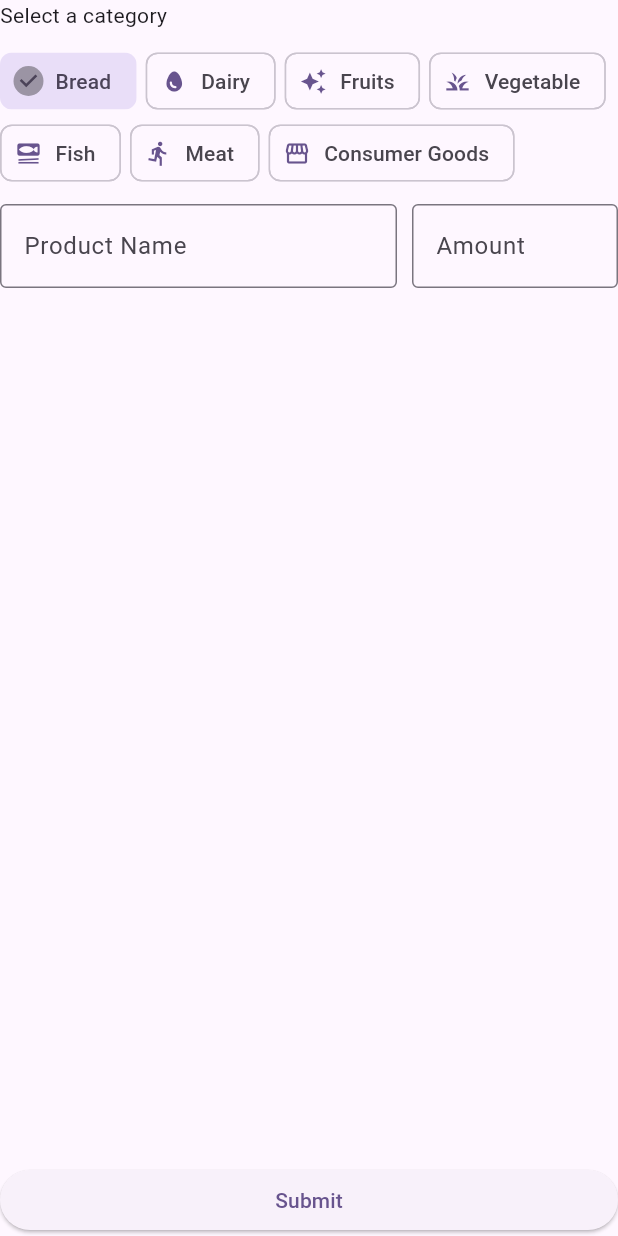
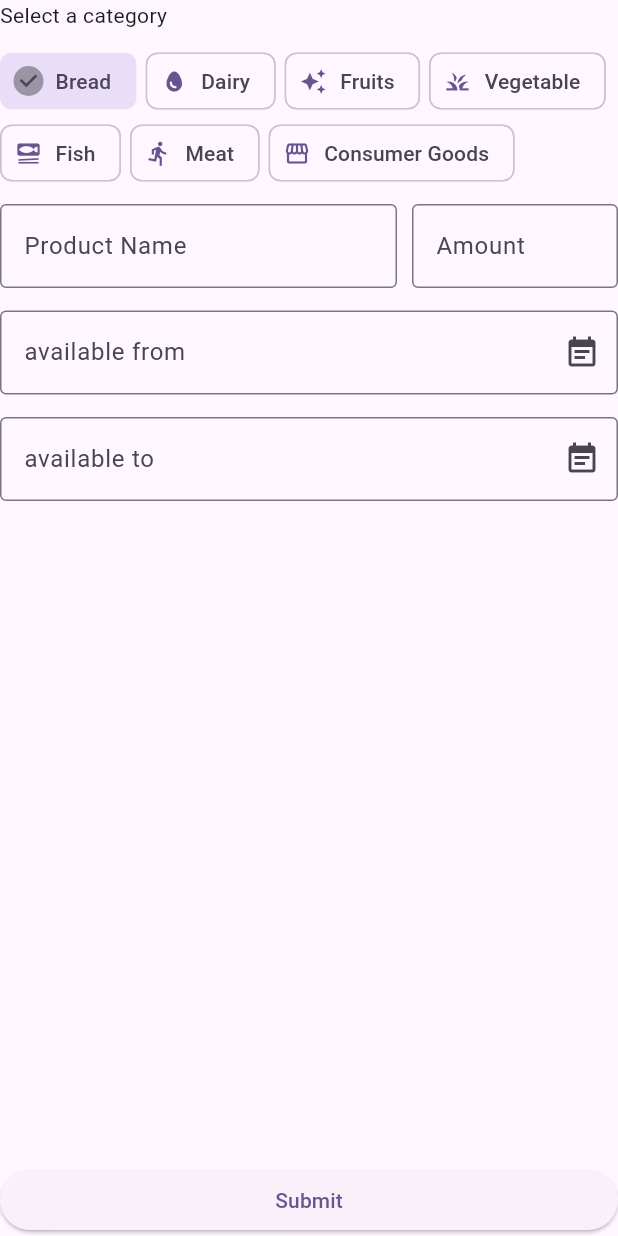
Before and after one commit to endrealm/shareover-client, a Flutter app: the CreateForm widget shown alone on an empty page, opened directly, on a phone screen of 412 x 824 dp. Run offline on Flutter 3.47's test engine with Material 2 defaults, Android fonts, the phone set to English and light mode, and no system bars; drawn by our look-alikes of date_field; our stand-ins replace google_maps_flutter; missing offline and left inert: openapi_generator_annotations.

```diff
--- a/lib/pages/map/popups/create_offer.dart
+++ b/lib/pages/map/popups/create_offer.dart
@@ -1,5 +1,7 @@
+import 'package:date_field/date_field.dart';
 import 'package:flutter/material.dart';
 import 'package:flutter/services.dart';
+import 'package:intl/intl.dart';
 import 'package:shareover/model/food_category.dart';
 
 class CreateOfferWidget extends StatelessWidget {
@@ -43,6 +45,10 @@ class _CreateFormState extends State<CreateForm> {
   var selectedCategory = categories[0].categoryId;
   late TextEditingController _controller;
   late TextEditingController _amountController;
+  DateTime? from;
+  DateTime? to;
+
+  // final _formKey = GlobalKey<FormState>();
 
   @override
   void initState() {
@@ -60,6 +66,14 @@ class _CreateFormState extends State<CreateForm> {
 
   @override
   Widget build(BuildContext context) {
+    var isDateValid = true;
+
+    if (from != null && to != null) {
+      if (!from!.isBefore(to!)) {
+        isDateValid = false;
+      }
+    }
+
     return Column(
       crossAxisAlignment: CrossAxisAlignment.start,
       mainAxisAlignment: MainAxisAlignment.start,
@@ -86,6 +100,8 @@ class _CreateFormState extends State<CreateForm> {
             ).toList(),
           ),
         ),
+        Column(
+          children: [
             Row(
               children: [
                 Expanded(
@@ -117,14 +133,67 @@ class _CreateFormState extends State<CreateForm> {
                 )
               ],
             ),
+            _FormattedDate(
+                label: "available from",
+                onChange: (value) {
+                  setState(() {
+                    from = value;
+                  });
+                }),
+            _FormattedDate(
+                label: "available to",
+                onChange: (value) {
+                  setState(() {
+                    to = value;
+                  });
+                }),
+          ],
+        ),
         const Spacer(),
+        Text(
+          isDateValid ? "" : "From needs to be before to",
+          style: TextStyle(color: Theme.of(context).colorScheme.error),
+        ),
         Row(children: [
           Expanded(
-            child:
-                ElevatedButton(onPressed: () {}, child: const Text("Submit")),
+            child: ElevatedButton(
+                onPressed: () {
+                  if (!isDateValid) return;
+                },
+                child: const Text("Submit")),
           )
         ])
       ],
     );
   }
 }
+
+class _FormattedDate extends StatelessWidget {
+  final Function(DateTime) onChange;
+  final String label;
+
+  const _FormattedDate({Key? key, required this.onChange, required this.label})
+      : super(key: key);
+
+  @override
+  Widget build(BuildContext context) {
+    return Padding(
+      padding: const EdgeInsets.fromLTRB(0, 15, 0, 0),
+      child: DateTimeFormField(
+        decoration: InputDecoration(
+          hintStyle: const TextStyle(color: Colors.black54),
+          errorStyle: const TextStyle(color: Colors.redAccent),
+          border: const OutlineInputBorder(),
+          suffixIcon: const Icon(Icons.event_note),
+          labelText: label,
+        ),
+        mode: DateTimeFieldPickerMode.time,
+        use24hFormat: true,
+        dateFormat: DateFormat(DateFormat.HOUR24_MINUTE),
+        autovalidateMode: AutovalidateMode.always,
+        validator: (e) => (e?.day ?? 0) == 0 ? "required" : null,
+        onDateSelected: onChange,
+      ),
+    );
+  }
+}
--- a/pubspec.yaml
+++ b/pubspec.yaml
@@ -18,6 +18,8 @@ dependencies:
   sliding_up_panel: ^2.0.0+1
   openapi_generator_annotations: ^4.10.0
   image: ^4.0.17
+  date_field: ^3.0.5
+  intl: ^0.18.1
 
   # The following adds the Cupertino Icons font to your application.
   # Use with the CupertinoIcons class for iOS style icons.
```
Also changed, not shown: lib/pages/map/map_overlay.dart (+28 -4 lines), lib/pages/map/popups/subscription.dart (deleted, +0 -14 lines), lib/pages/map/popups/subscription/category_multi_select.dart (added, +39 -0 lines), lib/pages/map/popups/subscription/subscription.dart (added, +110 -0 lines), lib/pages/map/router.dart (+14 -3 lines), pubspec.lock. Lines whose indentation alone changed are shown as unchanged.
